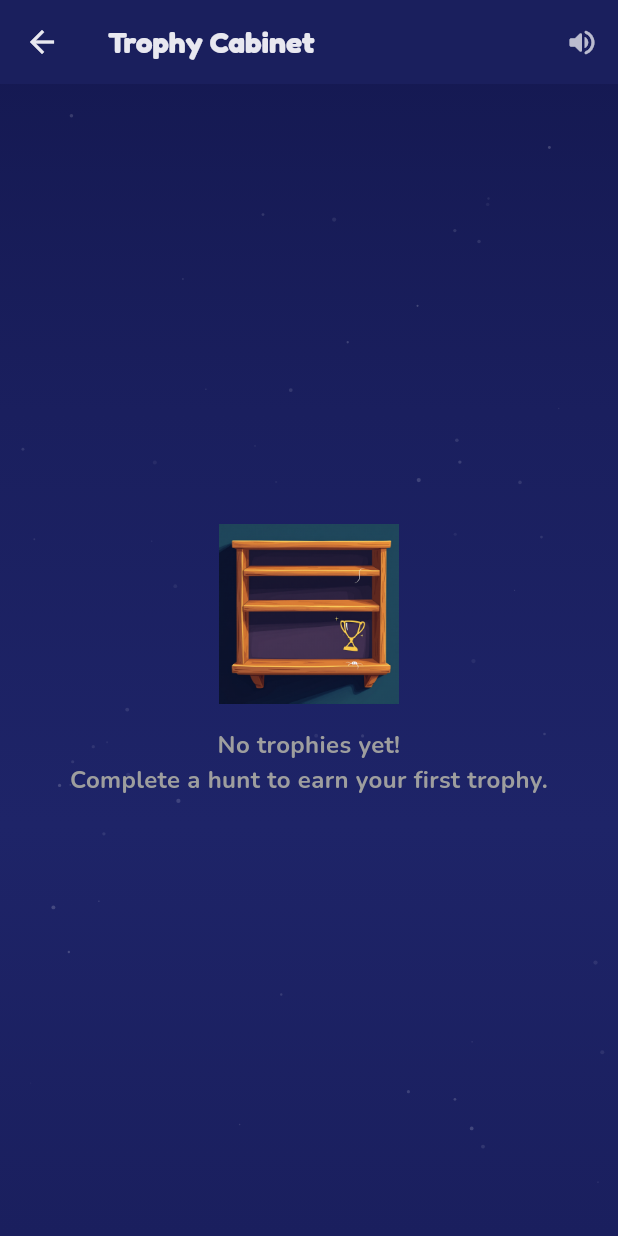
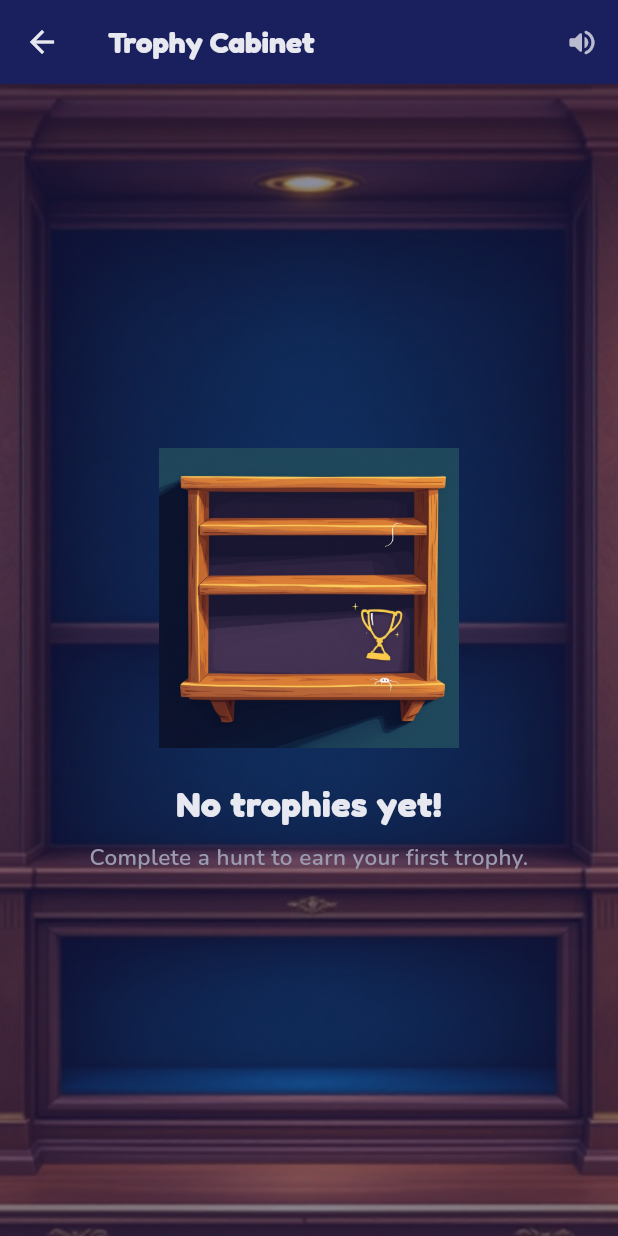
Before and after one commit to saturn1888/saturn1888, a Flutter app: the TrophyCabinetScreen screen opened by its route, on a phone screen of 412 x 824 dp. Run offline on Flutter 3.47's test engine with Material 3 defaults, Android fonts, the phone set to English and light mode, and no system bars; our stand-ins replace audioplayers, cloud_firestore, confetti, firebase_core, firebase_storage, google_fonts and 5 more; missing offline and left inert: mobile_scanner; accounts and stored records are empty.

Commit message:
Polish cards: gradient game cards, trophy cabinet bg, accent styling
Quick Play cards:
- Gradient background #2E3590 → #252B7A
- Border radius 20px, border white 10% opacity
- Deep shadow 8px 24px rgba(0,0,0,0.4)
- Details bar: translucent black overlay

Trophy Cabinet:
- Empty state: full-width trophy_cabinet_bg.png as background
- Navy overlay at 50% opacity for text readability
- Empty illustration 200x200 (larger)
- Proper heading + caption text styling

https://claude.ai/code/session_017Aw2r6LuaKG11VTUwd3Kn5

```diff
--- a/lib/screens/trophy_cabinet_screen.dart
+++ b/lib/screens/trophy_cabinet_screen.dart
@@ -50,23 +50,46 @@ class TrophyCabinetScreen extends StatelessWidget {
         valueListenable: Hive.box<Trophy>('trophies').listenable(),
         builder: (context, Box<Trophy> box, _) {
           if (box.isEmpty) {
-            return Center(
+            return Stack(
+              children: [
+                // Full-width cabinet background
+                Positioned.fill(
+                  child: Image.asset(
+                    Illustrations.trophyCabinetBg,
+                    fit: BoxFit.cover,
+                    errorBuilder: (_, __, ___) => const SizedBox.shrink(),
+                  ),
+                ),
+                // Overlay
+                Positioned.fill(
+                  child: Container(
+                    color: AppTheme.navy.withOpacity(0.5),
+                  ),
+                ),
+                Center(
                   child: Column(
                     mainAxisAlignment: MainAxisAlignment.center,
                     children: [
                       Image.asset(Illustrations.emptyNoTrophies,
-                      width: 120,
-                      height: 120,
+                          width: 200,
+                          height: 200,
                           errorBuilder: (_, __, ___) =>
-                          const Text('🏆', style: TextStyle(fontSize: 64))),
-                  const SizedBox(height: 16),
+                              const Text('🏆', style: TextStyle(fontSize: 80))),
+                      const SizedBox(height: 20),
                       Text(
-                    'No trophies yet!\nComplete a hunt to earn your first trophy.',
-                    style: AppTheme.body(size: 16, color: Colors.grey),
+                        'No trophies yet!',
+                        style: AppTheme.heading(size: 24),
+                      ),
+                      const SizedBox(height: 8),
+                      Text(
+                        'Complete a hunt to earn your first trophy.',
+                        style: AppTheme.caption(size: 15),
                         textAlign: TextAlign.center,
                       ),
                     ],
                   ),
+                ),
+              ],
             );
           }
 
```
Also changed, not shown: lib/screens/quick_play_screen.dart (+14 -9 lines). Lines whose indentation alone changed are shown as unchanged.
